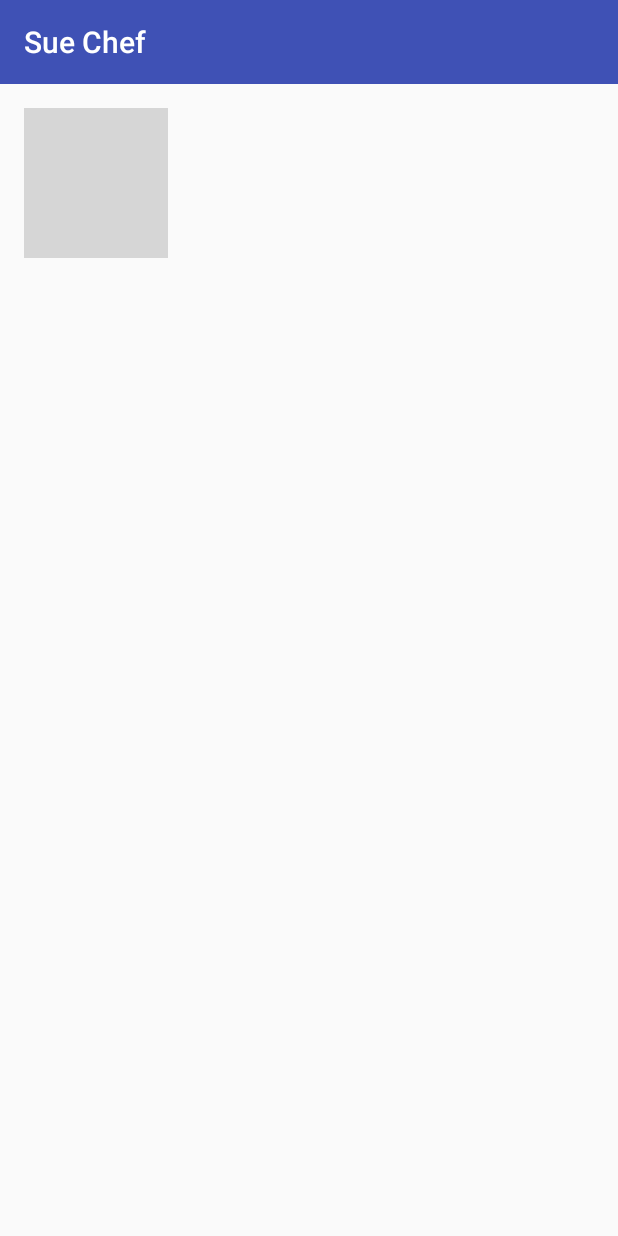
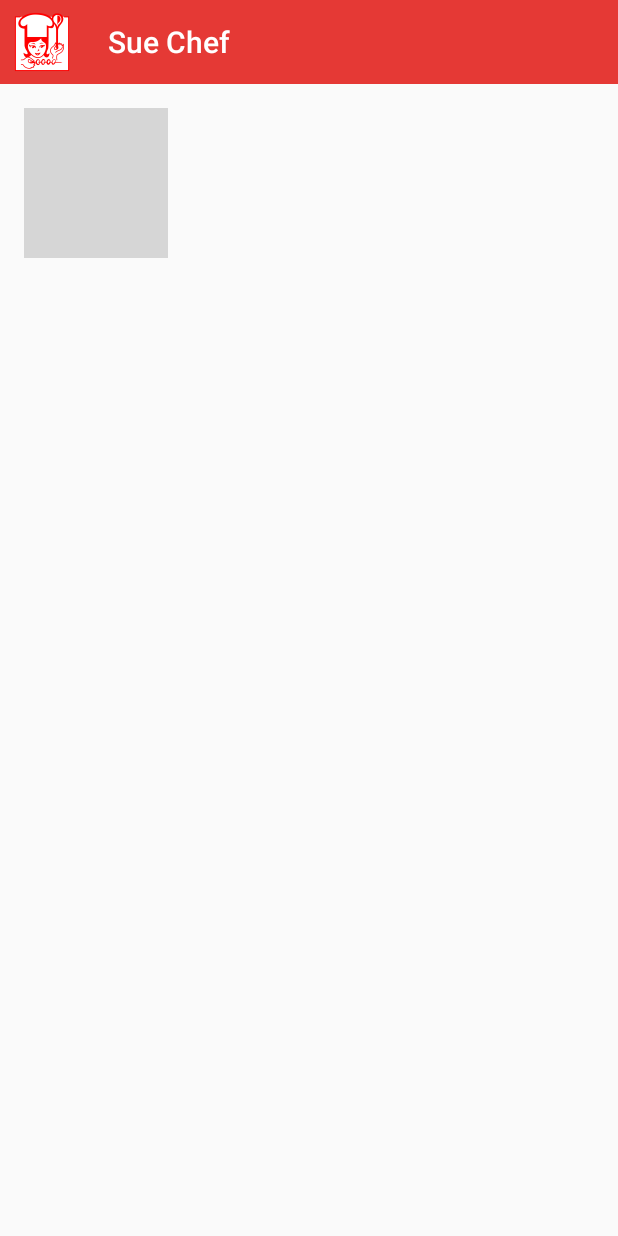
Before and after one commit to alexravan/suechef, an Android app: the screen it shows after launch (MainActivity), on a phone screen of 412 x 824 dp. Run offline under Robolectric (Android 15) with nearby library versions, the phone set to English and light mode, and no system bars; our stand-ins replace Picasso; libraries missing offline, so code that uses them is left out: com.koushikdutta.async, com.koushikdutta.ion; pictures from the network do not load; grey boxes are pictures that could not be loaded.

Commit message:
added color theme and icon

```diff
--- a/SueChef/app/src/main/java/com/example/vincenttran/suechef/MainActivity.java
+++ b/SueChef/app/src/main/java/com/example/vincenttran/suechef/MainActivity.java
@@ -38,6 +38,7 @@ public class MainActivity extends AppCompatActivity {
         toolbar.setTitleTextColor(Color.WHITE);
         toolbar.setTitle("Sue Chef");
         setSupportActionBar(toolbar);
+        toolbar.setNavigationIcon(R.mipmap.ic_launcher);
 
         final Context context = this;
 //        Ion.with(this)
--- a/SueChef/app/src/main/res/values/colors.xml
+++ b/SueChef/app/src/main/res/values/colors.xml
@@ -1,6 +1,6 @@
 <?xml version="1.0" encoding="utf-8"?>
 <resources>
-    <color name="colorPrimary">#3F51B5</color>
-    <color name="colorPrimaryDark">#303F9F</color>
-    <color name="colorAccent">#FF4081</color>
+    <color name="colorPrimary">#E53935</color>
+    <color name="colorPrimaryDark">#EF5350</color>
+    <color name="colorAccent">#B71C1C</color>
 </resources>
```
Also changed, not shown: SueChef/app/src/main/ic_launcher-web.png (added), SueChef/app/src/main/res/drawable-hdpi/ic_suechef.png (added), SueChef/app/src/main/res/drawable-mdpi/ic_suechef.png (added), SueChef/app/src/main/res/drawable-xhdpi/ic_suechef.png (added), SueChef/app/src/main/res/drawable-xxhdpi/ic_suechef.png (added), SueChef/app/src/main/res/mipmap-hdpi/ic_launcher.png, SueChef/app/src/main/res/mipmap-mdpi/ic_launcher.png, SueChef/app/src/main/res/mipmap-xhdpi/ic_launcher.png, SueChef/app/src/main/res/mipmap-xxhdpi/ic_launcher.png, SueChef/app/src/main/res/mipmap-xxxhdpi/ic_launcher.png, 1 other file.
